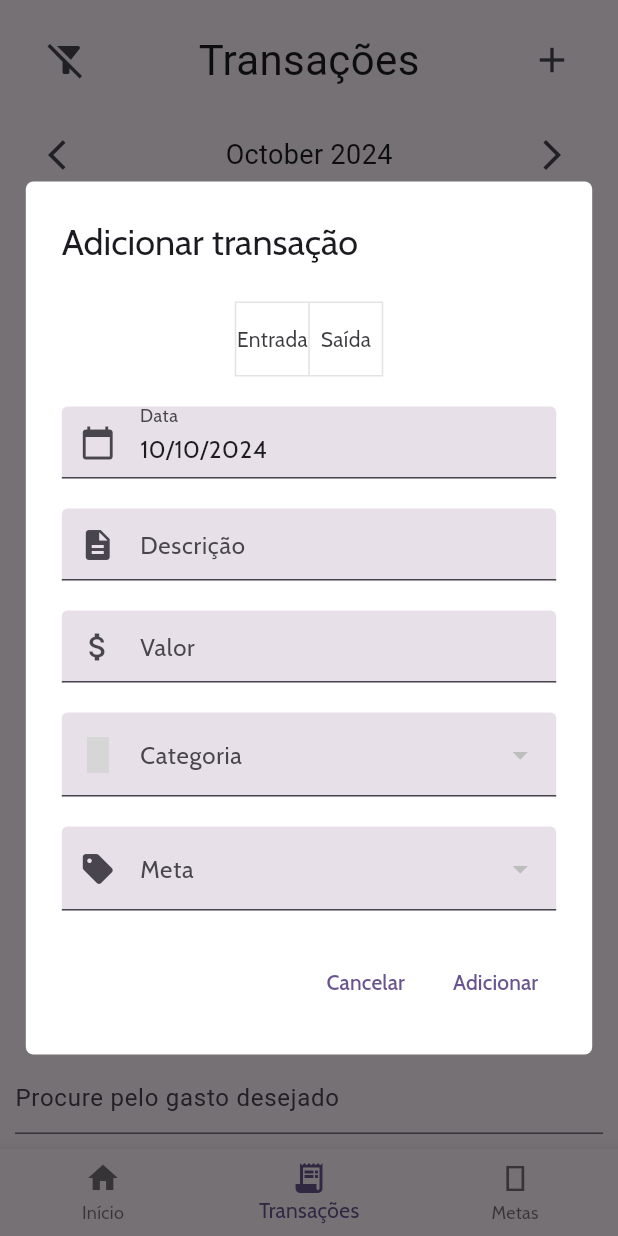
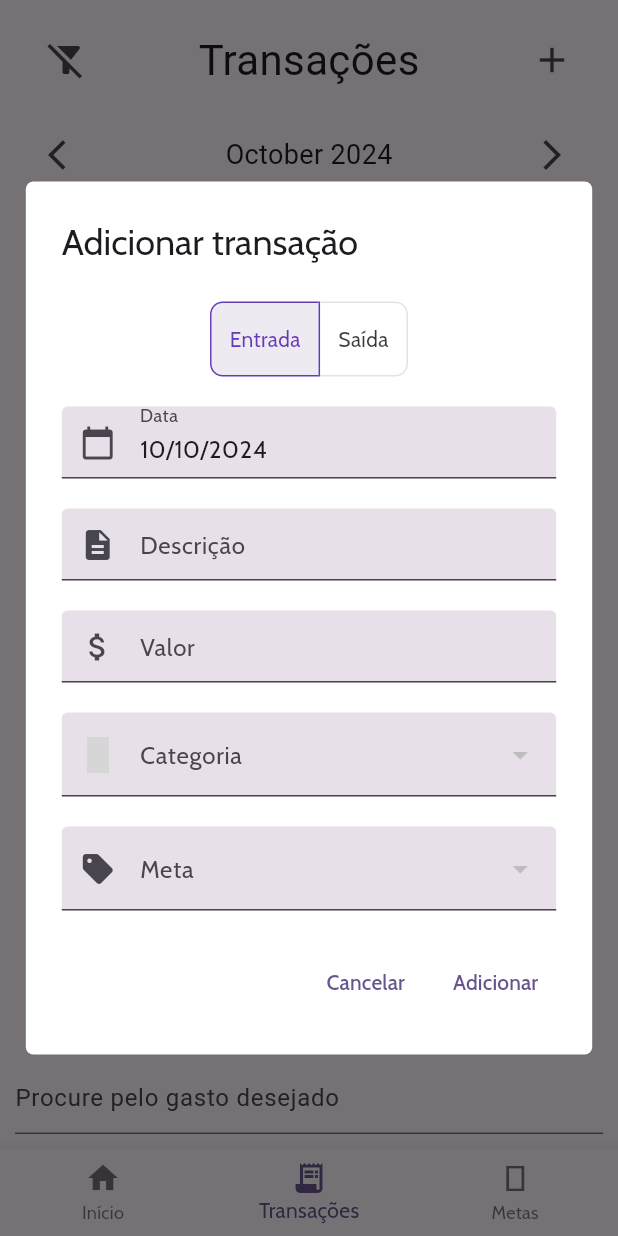
Before and after one commit to XxTaro/fintfitapp-mobile, a Flutter app: the screen it shows after launch, item 2 of the bottom bar chosen, after a tap on the "add" icon, on a phone screen of 412 x 824 dp. Run offline on Flutter 3.47's test engine with Material 3 defaults, Android fonts, the phone set to English and light mode, and no system bars; our stand-ins replace drift, flutter_svg, google_fonts, material_symbols_icons, sqlite3_flutter_libs; missing offline and left inert: dart:ffi, sqlite3; accounts and stored records are empty; generated files the repository leaves out were written again; grey boxes are pictures that could not be loaded.

Commit message:
### Fixed  - entry or exit toggled buttons in add transaction dialog in not updated state on change

```diff
--- a/lib/transaction_page.dart
+++ b/lib/transaction_page.dart
@@ -33,9 +33,8 @@ class _TransactionPage extends State<TransactionPage> {
   final TextEditingController _dateController = TextEditingController();
   final TextEditingController _descriptionController = TextEditingController();
   final TextEditingController _valueController = TextEditingController();
-  final TextEditingController _isIncomeController = TextEditingController();
   List<bool> isEntryOrExit = [
-    false,
+    true,
     false
   ];
 
@@ -218,9 +217,11 @@ class _TransactionPage extends State<TransactionPage> {
     context: context,
     barrierDismissible: false, // user must tap button!
     builder: (BuildContext context) {
+      return StatefulBuilder(
+        builder: (BuildContext context, StateSetter setState) {
           return AlertDialog(
             shape: const RoundedRectangleBorder(
-            borderRadius: BorderRadius.all(Radius.circular(5))
+              borderRadius: BorderRadius.all(Radius.circular(5)),
             ),
             backgroundColor: Colors.white,
             insetPadding: EdgeInsets.zero,
@@ -235,20 +236,32 @@ class _TransactionPage extends State<TransactionPage> {
                   children: <Widget>[
                     Center(
                       child: ToggleButtons(
+                        disabledColor: Colors.black,
+                        disabledBorderColor: Colors.grey,
+                        selectedColor: Colors.deepPurple,
+                        selectedBorderColor: Colors.deepPurple,
+                        borderRadius: const BorderRadius.all(Radius.circular(8)),
+
                         isSelected: isEntryOrExit,
                         onPressed: (int index) {
                           setState(() {
-                          for (var i = 0; i < isEntryOrExit.length; i++) {
-                            isEntryOrExit[i] = false;
-                          }
-                          isEntryOrExit[index] = !isEntryOrExit[index];
+                            isEntryOrExit = List.generate(
+                              isEntryOrExit.length,
+                              (i) => i == index,
+                            );
                           });
                         },
                         children: const [
-                        Text('Entrada'),
-                        Text('Saída')
-                      ]
+                          Padding(
+                            padding: EdgeInsets.symmetric(horizontal: 12),
+                            child: Text('Entrada'),
+                          ),
+                          Padding(
+                            padding: EdgeInsets.symmetric(horizontal: 12),
+                            child: Text('Saída'),
                           )
+                        ],
+                      ),
                     ),
                     const SizedBox(height: 20),
                     TextField(
@@ -294,7 +307,7 @@ class _TransactionPage extends State<TransactionPage> {
                         filled: true,
                         prefixIcon: Icon(Symbols.target, weight: 700),
                         border: UnderlineInputBorder(),
-                        label: Text('Categoria')
+                        label: Text('Categoria'),
                       ),
                       menuMaxHeight: 250,
                       value: _selectedCategory,
@@ -310,7 +323,6 @@ class _TransactionPage extends State<TransactionPage> {
                           _selectedCategory = value as CategoryData;
                         });
                       },
-
                     ),
                     const SizedBox(height: 20),
                     DropdownButtonFormField(
@@ -318,7 +330,7 @@ class _TransactionPage extends State<TransactionPage> {
                         filled: true,
                         prefixIcon: Icon(Icons.sell),
                         border: UnderlineInputBorder(),
-                        label: Text('Meta')
+                        label: Text('Meta'),
                       ),
                       menuMaxHeight: 250,
                       value: _selectedGoal,
@@ -334,10 +346,9 @@ class _TransactionPage extends State<TransactionPage> {
                           _selectedGoal = value.toString();
                         });
                       },
-                    )
-
+                    ),
                   ],
-              )
+                ),
               ),
             ),
             actions: <Widget>[
@@ -350,10 +361,10 @@ class _TransactionPage extends State<TransactionPage> {
               TextButton(
                 child: const Text('Adicionar'),
                 onPressed: () {
-                if (_dateController.text.isEmpty
-                    || _selectedCategory == null
-                    || _descriptionController.text.isEmpty
-                    || _valueController.text.isEmpty) {
+                  if (_dateController.text.isEmpty ||
+                      _selectedCategory == null ||
+                      _descriptionController.text.isEmpty ||
+                      _valueController.text.isEmpty) {
                     return;
                   }
                   MovementCompanion movement = MovementCompanion.insert(
@@ -361,8 +372,8 @@ class _TransactionPage extends State<TransactionPage> {
                     createdAt: DateTime.now(),
                     isIncome: true,
                     description: _descriptionController.text,
-                  value: double.parse(_valueController.text.replaceAll(r',', '.')),
-                  categoryId: _selectedCategory!.id
+                    value: double.parse(_valueController.text.replaceAll(',', '.')),
+                    categoryId: _selectedCategory!.id,
                   );
                   movementTableHelper.addTransaction(movement);
                   setState(() {
@@ -375,7 +386,10 @@ class _TransactionPage extends State<TransactionPage> {
           );
         },
       );
+    },
+  );
 }
+
 
   Future<void> _selectDate() async {
     DateTime currentDate = DateFormat("dd/MM/yyyy").parse(_dateController.text);
```
Lines whose indentation alone changed are shown as unchanged.
